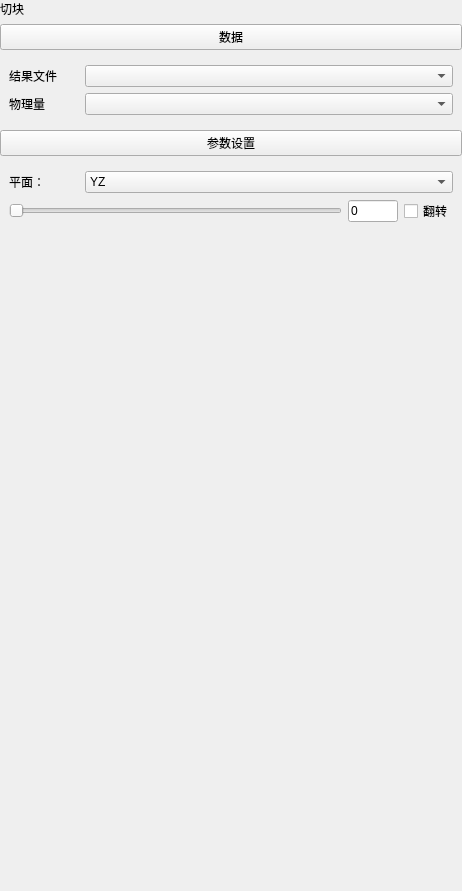
First picture: the form in plugins/Base_PostProcessing/BlockSettingsWidget.ui, repository asd977/base_cae, before the edit.
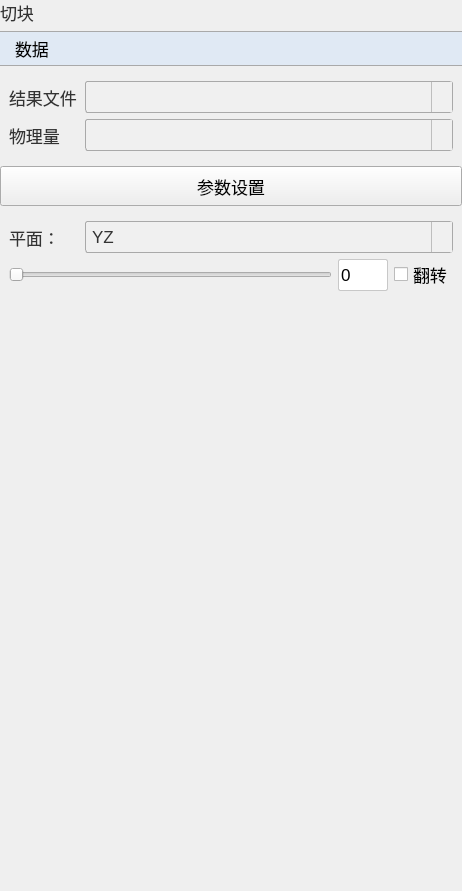
Second picture: the form after the edit. Icons and pictures are not drawn.

Commit message: style: use existing arrow assets and remove custom svg files

Diff of the .ui file:
```diff
--- a/plugins/Base_PostProcessing/BlockSettingsWidget.ui
+++ b/plugins/Base_PostProcessing/BlockSettingsWidget.ui
@@ -13,6 +13,104 @@
   <property name="windowTitle">
    <string>Form</string>
   </property>
+  <property name="styleSheet">
+   <string notr="true">QWidget{
+font-family: &quot;Microsoft YaHei&quot;, &quot;微软雅黑&quot;;
+}
+QPushButton {
+    font-size: 17px;
+    min-height: 32px;
+}
+QPushButton#pushButton {
+    background-color: rgb(224, 233, 244);
+    border-width: 1px;
+    border-color: rgb(121, 121, 121);
+    border-style: solid;
+    min-height: 33px;
+    border-top: 1px solid rgb(169, 169, 169);
+    border-bottom: 1px solid rgb(169, 169, 169);
+    border-left: none;
+    border-right: none;
+    text-align: left;
+    padding-left: 15px;
+    font-size: 17px;
+}
+QLabel {
+    font-size: 17px;
+    color: rgb(51, 51, 51);
+}
+QLabel#pageNameLabel {
+    font-size: 20px;
+    padding-left: 9px;
+    color: rgb(53, 103, 147);
+}
+QLineEdit, QTextEdit, QPlainTextEdit, QSpinBox, QDoubleSpinBox, QDateTimeEdit {
+    border: 1px solid rgb(200, 200, 200);
+    border-radius: 2px;
+    font-size: 17px;
+    min-height: 30px;
+}
+QLineEdit:focus, QTextEdit:focus, QPlainTextEdit:focus,
+QSpinBox:focus, QDoubleSpinBox:focus, QDateTimeEdit:focus {
+    border-color: rgb(100, 100, 255);
+    outline: none;
+}
+QComboBox {
+    font-size: 17px;
+    color: rgb(51, 51, 51);
+    padding-left: 6px;
+    background: rgb(240, 240, 240);
+    border: 1px solid rgb(169, 169, 169);
+    border-radius: 3px;
+    min-height: 30px;
+}
+QComboBox::drop-down {
+    subcontrol-origin: padding;
+    subcontrol-position: top right;
+    width: 20px;
+    background: rgb(240, 240, 240);
+    border-left: 1px solid rgb(190, 190, 190);
+}
+QComboBox::down-arrow {
+    image: url(:/resources/down_arrow.png);
+    width: 12px;
+    height: 12px;
+}
+QSpinBox::up-button, QDoubleSpinBox::up-button {
+    subcontrol-origin: border;
+    subcontrol-position: top right;
+    width: 18px;
+    border-left: 1px solid rgb(190, 190, 190);
+    border-bottom: 1px solid rgb(210, 210, 210);
+    background: rgb(240, 240, 240);
+}
+QSpinBox::down-button, QDoubleSpinBox::down-button {
+    subcontrol-origin: border;
+    subcontrol-position: bottom right;
+    width: 18px;
+    border-left: 1px solid rgb(190, 190, 190);
+    background: rgb(240, 240, 240);
+}
+QSpinBox::up-arrow, QDoubleSpinBox::up-arrow {
+    image: url(:/resources/up_arrow.png);
+    width: 10px;
+    height: 10px;
+}
+QSpinBox::down-arrow, QDoubleSpinBox::down-arrow {
+    image: url(:/resources/down_arrow.png);
+    width: 10px;
+    height: 10px;
+}
+QRadioButton, QCheckBox, QGroupBox {
+    font-size: 17px;
+}
+QTableWidget, QTreeWidget, QListWidget {
+    font-size: 16px;
+    gridline-color: rgb(210, 210, 210);
+}
+
+</string>
+  </property>
   <layout class="QVBoxLayout" name="verticalLayout_2">
    <property name="leftMargin">
     <number>0</number>
```
The commit also changes 42 other files.
